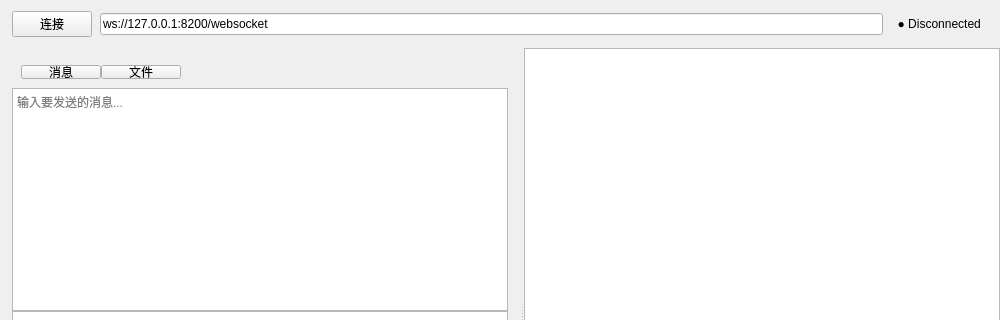
Qt form Sources/Froms/WebSocketPage.ui (FixLater/image-text) before a commit; both pictures show x 0 to 1000 and y 0 to 320 of the 1000 by 580 pixel window.
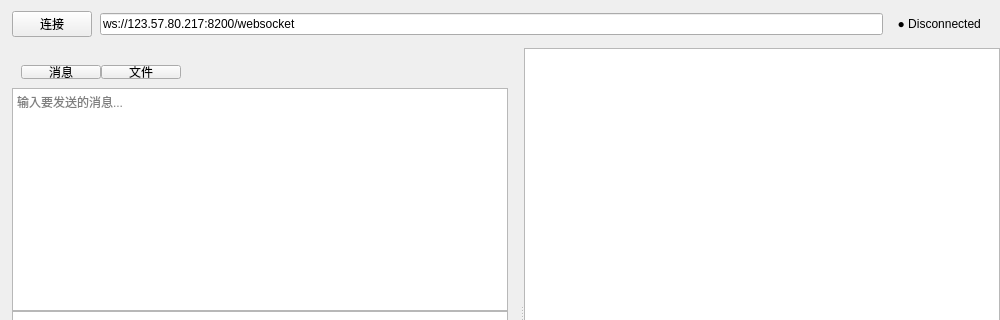
The same form after that commit.

Commit message:
feat(translation): 重构翻译页面界面并更新WebSocket默认地址
- 将WebSocket默认地址从本地改为生产环境地址 ws://123.57.80.217:8200/websocket
- 重构翻译页面UI布局，改进视觉设计和交互体验
- 添加输入框高度动态调整功能和翻译结果显示动画
- 优化语言检测逻辑和翻译结果展示方式
- 实现回车键触发翻译和结果区域滚动效果
- 更新界面样式包括卡片边框、按钮样式和文字大小
- 添加阴影效果和颜色主题适配
- 优化代码结构和性能表现

Patch:
```diff
--- a/Sources/Froms/WebSocketPage.ui
+++ b/Sources/Froms/WebSocketPage.ui
@@ -31,7 +31,7 @@
       </item>
       <item>
        <widget class="QLineEdit" name="location">
-        <property name="text"><string>ws://127.0.0.1:8200/websocket</string></property>
+        <property name="text"><string>ws://123.57.80.217:8200/websocket</string></property>
         <property name="placeholderText"><string>输入 WebSocket 地址...</string></property>
        </widget>
       </item>
```
The commit also changes 4 other files.
